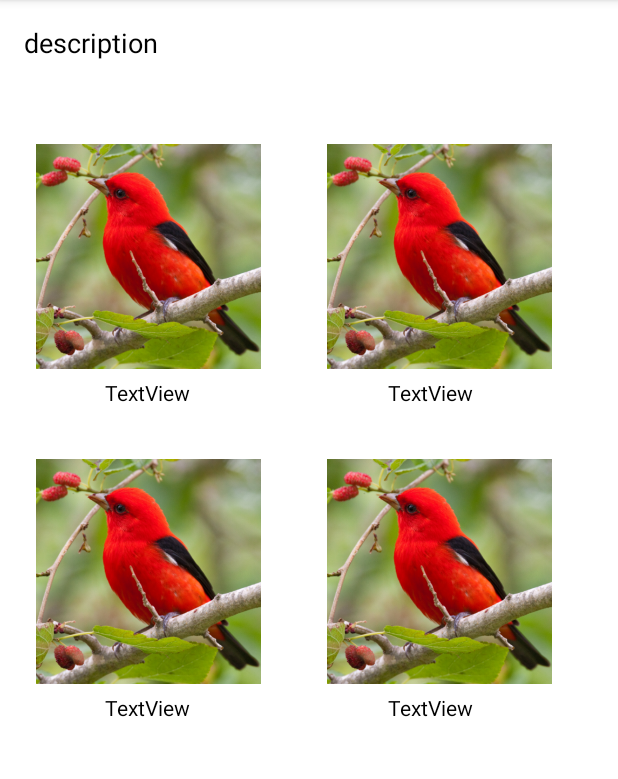
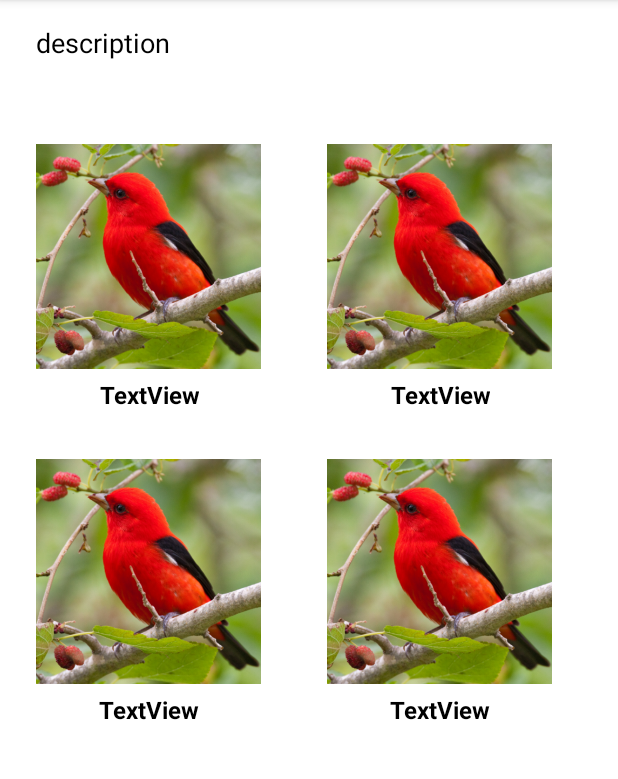
Before and after one commit to michalscepka/TAMZ2-Duolingo, an Android app: the DisplayLessonActivity screen opened directly, with no data from a screen before it, on a phone screen of 412 x 824 dp, the part 84-863 px from its top. Run offline under Robolectric (Android 15) with nearby library versions, the light colour scheme and no system bars; 1 statement that could not run was skipped.

Commit message:
lessonActivity layout update

```diff
--- a/duolingo/app/src/main/java/com/example/duolingo/JsonTask.java
+++ b/duolingo/app/src/main/java/com/example/duolingo/JsonTask.java
@@ -9,7 +9,7 @@ import java.io.InputStreamReader;
 import java.net.HttpURLConnection;
 import java.net.URL;
 
-//TODO prepsat z async task na threads
+//TODO mozna prepsat z asyncTask na threads
 
 public class JsonTask extends AsyncTask<String, String, String> {
 
--- a/duolingo/app/src/main/res/layout/activity_display_lesson.xml
+++ b/duolingo/app/src/main/res/layout/activity_display_lesson.xml
@@ -10,7 +10,7 @@
         android:id="@+id/descriptionTextView"
         android:layout_width="wrap_content"
         android:layout_height="wrap_content"
-        android:layout_marginStart="16dp"
+        android:layout_marginStart="24dp"
         android:layout_marginTop="16dp"
         android:text="description"
         android:textColor="@color/black"
@@ -66,45 +66,53 @@
         android:id="@+id/imgText1"
         android:layout_width="wrap_content"
         android:layout_height="wrap_content"
-        android:layout_marginStart="70dp"
         android:layout_marginTop="6dp"
         android:text="TextView"
         android:textAlignment="center"
         android:textColor="@color/black"
-        app:layout_constraintStart_toStartOf="parent"
+        android:textSize="16sp"
+        android:textStyle="bold"
+        app:layout_constraintEnd_toEndOf="@+id/img1"
+        app:layout_constraintStart_toStartOf="@+id/img1"
         app:layout_constraintTop_toBottomOf="@+id/img1" />
 
     <TextView
         android:id="@+id/imgText2"
         android:layout_width="wrap_content"
         android:layout_height="wrap_content"
-        android:layout_marginStart="132dp"
         android:layout_marginTop="6dp"
         android:text="TextView"
         android:textAlignment="center"
         android:textColor="@color/black"
-        app:layout_constraintStart_toEndOf="@+id/imgText1"
+        android:textSize="16sp"
+        android:textStyle="bold"
+        app:layout_constraintEnd_toEndOf="@+id/img2"
+        app:layout_constraintStart_toStartOf="@+id/img2"
         app:layout_constraintTop_toBottomOf="@id/img2" />
 
     <TextView
         android:id="@+id/imgText3"
         android:layout_width="wrap_content"
         android:layout_height="wrap_content"
-        android:layout_marginStart="70dp"
         android:layout_marginTop="6dp"
         android:text="TextView"
         android:textColor="@color/black"
-        app:layout_constraintStart_toStartOf="parent"
+        android:textSize="16sp"
+        android:textStyle="bold"
+        app:layout_constraintEnd_toEndOf="@+id/img3"
+        app:layout_constraintStart_toStartOf="@+id/img3"
         app:layout_constraintTop_toBottomOf="@+id/img3" />
 
     <TextView
         android:id="@+id/imgText4"
         android:layout_width="wrap_content"
         android:layout_height="wrap_content"
-        android:layout_marginStart="132dp"
         android:layout_marginTop="6dp"
         android:text="TextView"
         android:textColor="@color/black"
-        app:layout_constraintStart_toEndOf="@+id/imgText3"
+        android:textSize="16sp"
+        android:textStyle="bold"
+        app:layout_constraintEnd_toEndOf="@+id/img4"
+        app:layout_constraintStart_toStartOf="@+id/img4"
         app:layout_constraintTop_toBottomOf="@+id/img4" />
 </androidx.constraintlayout.widget.ConstraintLayout>
```
